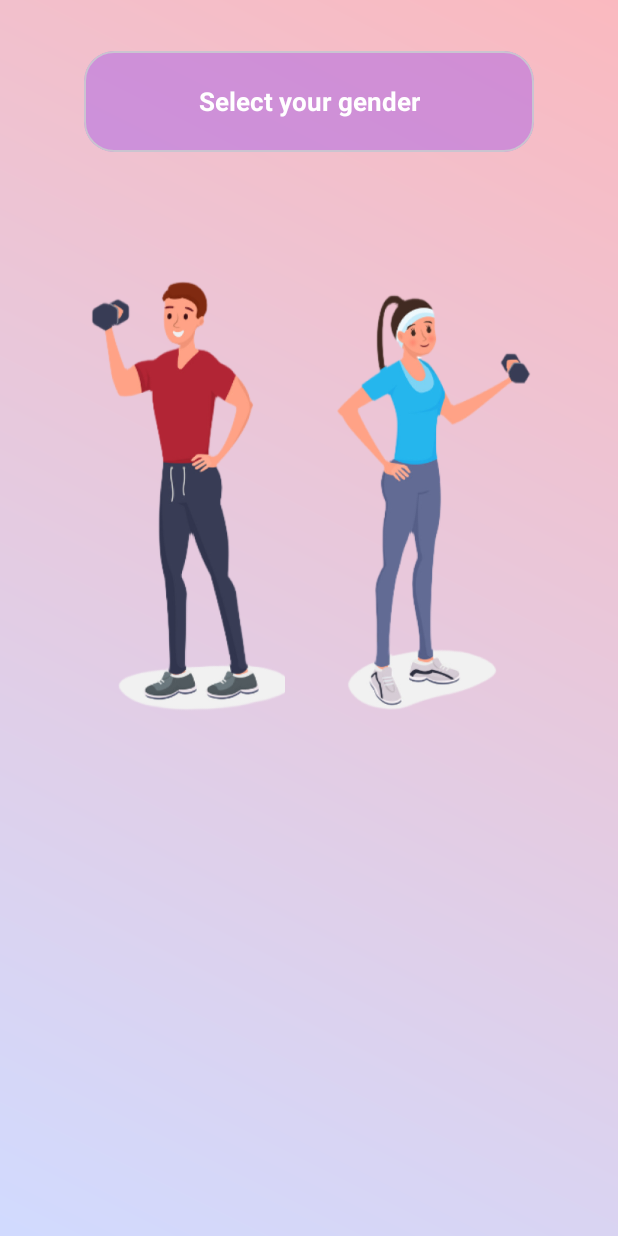
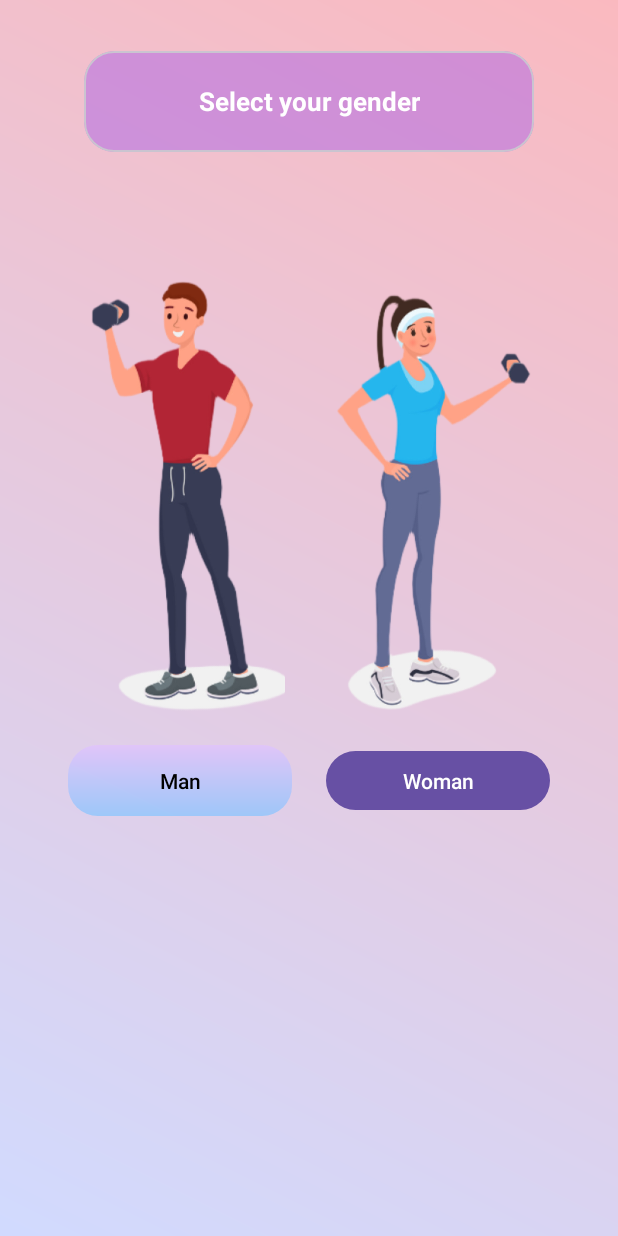
Before and after one commit to haiduc2511/ThietKeGiaoDien, an Android app: the ChoosingGenderActivity screen opened directly, with no data from a screen before it, on a phone screen of 412 x 824 dp. Run offline under Robolectric (Android 15) with nearby library versions, the phone set to English and light mode, and no system bars; 1 statement that could not run was skipped.

Commit message:
add: change button's background (gradient) and ripple

```diff
--- /dev/null
+++ b/app/src/main/res/drawable/button_man.xml
@@ -0,0 +1,19 @@
+<?xml version="1.0" encoding="utf-8"?>
+<ripple xmlns:android="http://schemas.android.com/apk/res/android"
+    android:color="@color/white">
+
+    <!-- Layer nền gradient -->
+    <item android:id="@android:id/mask">
+        <shape android:shape="rectangle">
+            <solid android:color="#40FFFFFF"/>
+            <corners android:radius="12dp"/>
+        </shape>
+    </item>
+
+    <!-- Gradient background -->
+    <item>
+        <layer-list>
+            <item android:drawable="@drawable/button_man_gradient"/>
+        </layer-list>
+    </item>
+</ripple>
--- a/app/src/main/res/layout/activity_choosing_gender.xml
+++ b/app/src/main/res/layout/activity_choosing_gender.xml
@@ -49,11 +49,34 @@
         android:layout_height="299dp"
         android:layout_alignParentLeft="true"
         android:layout_alignParentTop="true"
+        android:layout_marginTop="80dp"
         android:layout_marginEnd="18dp"
-        android:layout_marginTop="80dp"
         android:background="@drawable/woman"
+        app:layout_constraintEnd_toEndOf="parent"
         app:layout_constraintStart_toEndOf="@id/man"
-        app:layout_constraintEnd_toEndOf="parent"
         app:layout_constraintTop_toBottomOf="@+id/cardView3" />
 
+    <Button
+        android:id="@+id/button"
+        android:layout_width="149dp"
+        android:layout_height="47dp"
+        android:layout_marginTop="16dp"
+        android:text="Man"
+        android:background="@drawable/button_man"
+        android:textColor="@color/black"
+        app:backgroundTint="@null"
+        app:layout_constraintEnd_toEndOf="@+id/man"
+        app:layout_constraintStart_toStartOf="@+id/man"
+        app:layout_constraintTop_toBottomOf="@+id/man" />
+
+    <Button
+        android:id="@+id/button2"
+        android:layout_width="149dp"
+        android:layout_height="47dp"
+        android:layout_marginTop="16dp"
+        android:text="Woman"
+        app:layout_constraintEnd_toEndOf="@+id/woman"
+        app:layout_constraintStart_toStartOf="@+id/woman"
+        app:layout_constraintTop_toBottomOf="@+id/woman" />
+
 </androidx.constraintlayout.widget.ConstraintLayout>
```
Also changed, not shown: app/src/main/res/drawable/button_man_gradient.xml (renamed from app/src/main/res/drawable/button_man_background.xml).
